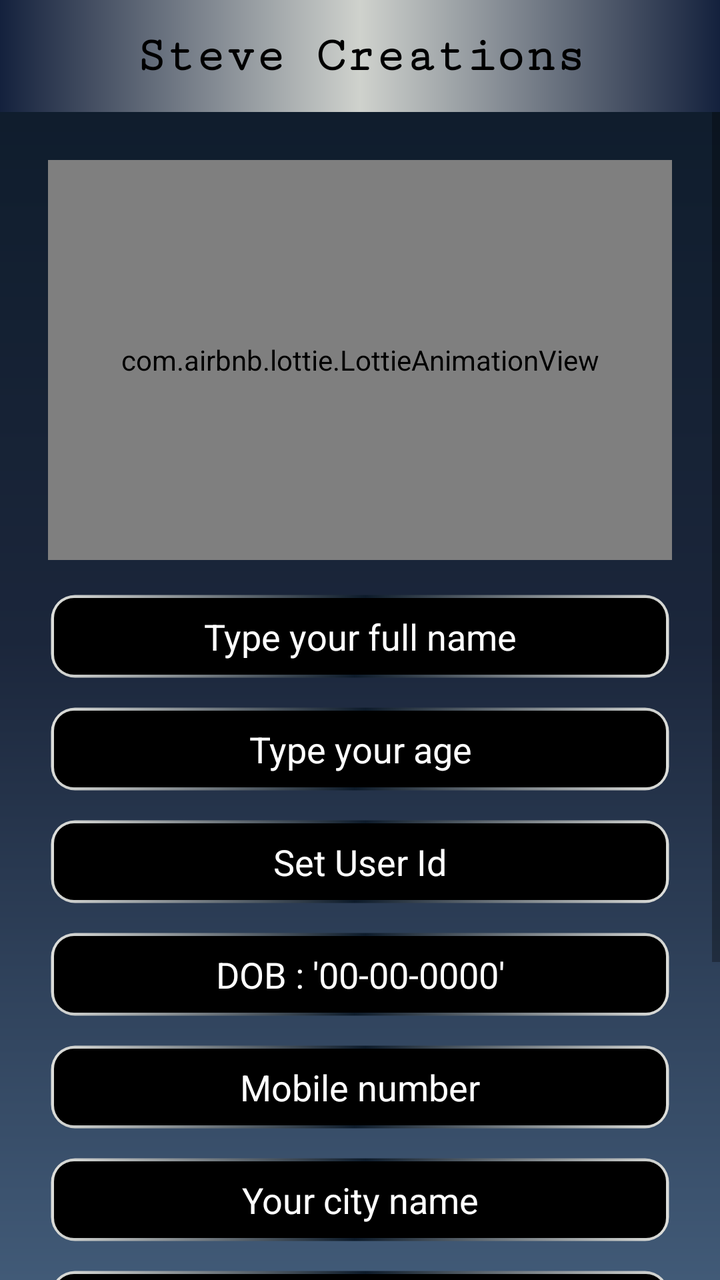
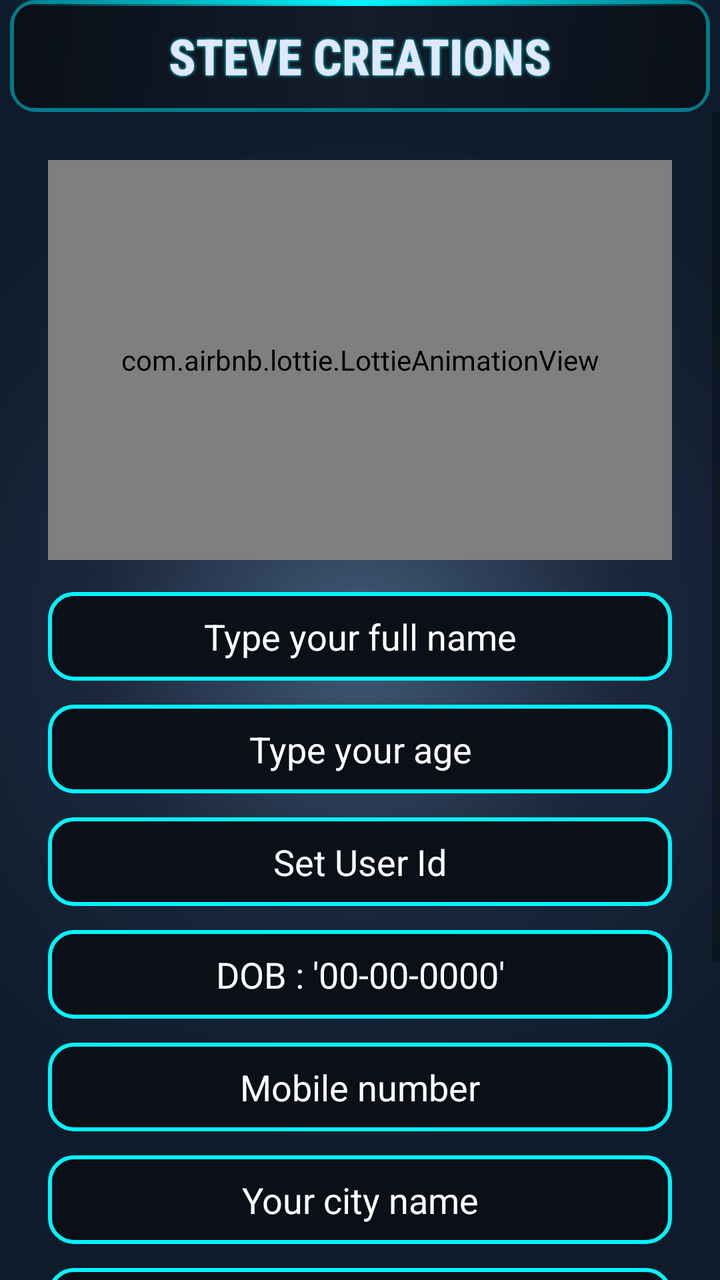

Compare the two renders of this Android layout. The source of the first and the diff that turns it into the second are given below.
<!-- AndroidManifest.xml: application theme Theme.TranslateAnyWhere -->
<!-- res/layout/activity_profile.xml -->
<?xml version="1.0" encoding="utf-8"?>
<androidx.constraintlayout.widget.ConstraintLayout
    xmlns:android="http://schemas.android.com/apk/res/android"
    xmlns:app="http://schemas.android.com/apk/res-auto"
    xmlns:tools="http://schemas.android.com/tools"
    android:id="@+id/main"
    android:layout_width="match_parent"
    android:layout_height="match_parent"
    android:background="@drawable/fadesbg"
    tools:context=".Profile"
    tools:ignore="HardcodedText">

    
    <androidx.appcompat.widget.Toolbar
        android:id="@+id/my_toolbar"
        android:layout_width="match_parent"
        android:layout_height="wrap_content"
        android:background="@drawable/heading"
        android:elevation="4dp"
        android:theme="@style/ThemeOverlay.AppCompat.Dark.ActionBar"
        android:popupTheme="@style/ThemeOverlay.AppCompat.Light"
        app:layout_constraintTop_toTopOf="parent">

        <TextView
            android:layout_width="wrap_content"
            android:layout_height="wrap_content"
            android:layout_gravity="center"
            android:fontFamily="serif-monospace"
            android:text="Steve Creations"
            android:textColor="@color/black"
            android:textSize="25sp"
            android:textStyle="bold"/>
    </androidx.appcompat.widget.Toolbar>

    
    <ScrollView
        android:layout_width="0dp"
        android:layout_height="0dp"
        android:fillViewport="true"
        app:layout_constraintTop_toBottomOf="@id/my_toolbar"
        app:layout_constraintBottom_toBottomOf="parent"
        app:layout_constraintStart_toStartOf="parent"
        app:layout_constraintEnd_toEndOf="parent">

        <LinearLayout
            android:layout_width="match_parent"
            android:layout_height="wrap_content"
            android:orientation="vertical"
            android:gravity="center_horizontal"
            android:padding="24dp">

            
            <com.airbnb.lottie.LottieAnimationView
                android:id="@+id/ProfileAnimation"
                android:layout_width="match_parent"
                android:layout_height="200dp"
                app:lottie_autoPlay="true"
                app:lottie_loop="true"
                app:lottie_rawRes="@raw/user" />

            
            <EditText
                android:id="@+id/name"
                android:layout_width="match_parent"
                android:layout_height="wrap_content"
                android:maxWidth="300dp"
                android:layout_marginTop="16dp"
                android:background="@drawable/coustum_scroll"
                android:textColor="@color/white"
                android:textColorHint="@color/white"
                android:gravity="center"
                android:hint="Type your full name"
                android:inputType="text"
                android:padding="10dp"
                style="@style/FormInput"/>

            <EditText
                android:id="@+id/age"
                android:layout_width="match_parent"
                android:layout_height="wrap_content"
                android:maxWidth="300dp"
                android:layout_marginTop="12dp"
                android:gravity="center"
                android:hint="Type your age"
                android:inputType="number"
                android:background="@drawable/coustum_scroll"
                android:textColor="@color/white"
                android:textColorHint="@color/white"
                android:padding="10dp"
                style="@style/FormInput"/>

            <EditText
                android:id="@+id/id"
                android:layout_width="match_parent"
                android:layout_height="wrap_content"
                android:maxWidth="300dp"
                android:layout_marginTop="12dp"
                android:gravity="center"
                android:hint="Set User Id"
                android:inputType="number"
                android:background="@drawable/coustum_scroll"
                android:textColor="@color/white"
                android:textColorHint="@color/white"
                android:padding="10dp"
                style="@style/FormInput"/>

            <EditText
                android:id="@+id/dob"
                android:layout_width="match_parent"
                android:layout_height="wrap_content"
                android:maxWidth="300dp"
                android:layout_marginTop="12dp"
                android:gravity="center"
                android:hint="DOB : '00-00-0000'"
                android:inputType="text"
                android:background="@drawable/coustum_scroll"
                android:textColor="@color/white"
                android:textColorHint="@color/white"
                android:padding="10dp"
                style="@style/FormInput"/>

            <EditText
                android:id="@+id/mobile"
                android:layout_width="match_parent"
                android:layout_height="wrap_content"
                android:maxWidth="300dp"
                android:layout_marginTop="12dp"
                android:gravity="center"
                android:hint="Mobile number"
                android:inputType="phone"
                android:background="@drawable/coustum_scroll"
                android:textColor="@color/white"
                android:textColorHint="@color/white"
                android:padding="10dp"
                style="@style/FormInput"/>

            <EditText
                android:id="@+id/location"
                android:layout_width="match_parent"
                android:layout_height="wrap_content"
                android:maxWidth="300dp"
                android:layout_marginTop="12dp"
                android:gravity="center"
                android:hint="Your city name"
                android:inputType="text"
                android:background="@drawable/coustum_scroll"
                android:textColor="@color/white"
                android:textColorHint="@color/white"
                android:padding="10dp"
                style="@style/FormInput"/>

            <EditText
                android:id="@+id/BloodGroup"
                android:layout_width="match_parent"
                android:layout_height="wrap_content"
                android:maxWidth="300dp"
                android:layout_marginTop="12dp"
                android:gravity="center"
                android:hint="Enter Blood group"
                android:inputType="text"
                android:background="@drawable/coustum_scroll"
                android:textColor="@color/white"
                android:textColorHint="@color/white"
                android:padding="10dp"
                style="@style/FormInput"/>

            
            <CheckBox
                android:id="@+id/bloodDonate"
                android:layout_width="wrap_content"
                android:layout_height="wrap_content"
                android:layout_marginTop="16dp"
                android:text="Agree to donate"
                android:textColor="@color/white"/>

            
            <Button
                android:id="@+id/save"
                android:layout_width="wrap_content"
                android:layout_height="wrap_content"
                android:layout_marginTop="24dp"
                android:background="@drawable/btnshape"
                android:text="Save"
                android:textColor="@color/black"/>

            <Button
                android:id="@+id/saveUser"
                android:layout_width="wrap_content"
                android:layout_height="wrap_content"
                android:layout_marginTop="16dp"
                android:background="@drawable/btnshape"
                android:text="Save"
                android:textColor="@color/white"
                android:visibility="gone"/>

            
            <TextView
                android:id="@+id/gologin"
                android:layout_width="wrap_content"
                android:layout_height="wrap_content"
                android:layout_marginTop="16dp"
                android:text="Already Have An Account? Log in"
                android:textColor="@color/white"
                android:textSize="15sp"/>

        </LinearLayout>
    </ScrollView>
</androidx.constraintlayout.widget.ConstraintLayout>
<!-- resources referenced by this layout -->
<resources>
  <color name="black">#FF000000</color>
  <color name="white">#FFFFFFFF</color>
  <!-- drawable btnshape (drawable) -->
  <shape xmlns:android="http://schemas.android.com/apk/res/android" android:shape="rectangle">
      <gradient android:startColor="#778da9"  android:endColor="#e0e1dd" android:angle="360"/>
      <corners android:radius="20dp"/>
  
  </shape>
  <!-- drawable coustum_scroll (drawable) -->
  <layer-list xmlns:android="http://schemas.android.com/apk/res/android">
  
      
      <item>
          <shape android:shape="rectangle">
              <stroke
                  android:width="3dp"
                  android:color="@android:color/transparent" />
  
              
              <gradient
                  android:angle="135"
                  android:startColor="#e0e1dd"
                  android:centerColor="#0d1b2a"
                  android:endColor="#e0e1dd"
                  android:type="linear" />
  
              <corners android:radius="12dp" />
          </shape>
      </item>
  
      
      <item android:left="3dp" android:top="3dp" android:right="3dp" android:bottom="3dp">
          <shape android:shape="rectangle">
              <solid android:color="#000000" /> 
              <corners android:radius="10dp" />
          </shape>
      </item>
  
  </layer-list>
  <!-- drawable fadesbg (drawable) -->
  <?xml version="1.0" encoding="utf-8"?>
  <shape xmlns:android="http://schemas.android.com/apk/res/android" android:shape="rectangle">
      <gradient
          android:startColor="#0d1b2a"
          android:centerColor="#1b263b"
  
          android:endColor="#415a77"
          android:angle="270"/>
  
  </shape>
  <!-- drawable heading (drawable) -->
  <layer-list xmlns:android="http://schemas.android.com/apk/res/android">
  
      
      <item>
          <shape android:shape="rectangle">
              <solid android:color="#001A1A1A" />
              <corners android:radius="8dp" />
              <stroke android:width="3dp" android:color="#00FFFF" />
          </shape>
      </item>
  
      
      <item android:left="3dp" android:top="3dp" android:right="3dp" android:bottom="3dp">
          <shape android:shape="rectangle">
              <gradient
                  android:angle="135"
                  android:startColor="#001A1A"
                  android:centerColor="#003333"
                  android:endColor="#000000"
                  android:type="linear" />
              <corners android:radius="6dp" />
          </shape>
      </item>
  
      
      <item android:top="0dp">
          <shape android:shape="rectangle">
              <gradient
                  android:angle="0"
                  android:startColor="#14213d"
                  android:centerColor="#cfd2cd"
                  android:endColor="#14213d"
                  android:type="linear" />
              <size android:height="6dp" />
          </shape>
      </item>
  
  </layer-list>
  <style name="FormInput">
              <item name="android:layout_width">350dp</item>
              <item name="android:layout_height">wrap_content</item>
              <item name="android:background">@drawable/edit_text</item>
              <item name="android:textColor">#4E342E</item>
              <item name="android:textColorHint">#4E342E</item>
              <item name="android:layout_marginTop">8dp</item>
          </style>
  <style name="Theme.TranslateAnyWhere" parent="Base.Theme.TranslateAnyWhere" />
  <!-- drawable edit_text (drawable) -->
  <?xml version="1.0" encoding="utf-8"?>
  <shape xmlns:android="http://schemas.android.com/apk/res/android" android:shape="rectangle">
      <solid android:color="#000000"/>
      <stroke android:width="2dp" android:color="#00F5FF"/>
      <corners android:radius="8dp"/>
  </shape>
  <style name="Base.Theme.TranslateAnyWhere" parent="Theme.AppCompat.DayNight.NoActionBar">
          
          
      </style>
</resources>

<!-- the commit's change to res/layout/activity_profile.xml (unified diff, before → after) -->
@@ -13,23 +13,31 @@
     
     <androidx.appcompat.widget.Toolbar
         android:id="@+id/my_toolbar"
-        android:layout_width="match_parent"
+        android:layout_width="350dp"
         android:layout_height="wrap_content"
         android:background="@drawable/heading"
         android:elevation="4dp"
+        android:popupTheme="@style/ThemeOverlay.AppCompat.Light"
         android:theme="@style/ThemeOverlay.AppCompat.Dark.ActionBar"
-        android:popupTheme="@style/ThemeOverlay.AppCompat.Light"
+        app:layout_constraintEnd_toEndOf="parent"
+        app:layout_constraintStart_toStartOf="parent"
         app:layout_constraintTop_toTopOf="parent">
 
         <TextView
             android:layout_width="wrap_content"
             android:layout_height="wrap_content"
             android:layout_gravity="center"
-            android:fontFamily="serif-monospace"
-            android:text="Steve Creations"
-            android:textColor="@color/black"
+            android:fontFamily="sans-serif-condensed-medium"
+            android:shadowColor="#00F5FF"
+            android:shadowDx="0"
+            android:shadowDy="0"
+            android:shadowRadius="4"
+            android:text="STEVE CREATIONS"
+
+            android:textAllCaps="true"
+            android:textColor="#E0E7FF"
             android:textSize="25sp"
-            android:textStyle="bold"/>
+            android:textStyle="bold" />
     </androidx.appcompat.widget.Toolbar>
 
     
@@ -65,7 +73,7 @@
                 android:layout_height="wrap_content"
                 android:maxWidth="300dp"
                 android:layout_marginTop="16dp"
-                android:background="@drawable/coustum_scroll"
+                android:background="@drawable/edit_text"
                 android:textColor="@color/white"
                 android:textColorHint="@color/white"
                 android:gravity="center"
@@ -83,7 +91,7 @@
                 android:gravity="center"
                 android:hint="Type your age"
                 android:inputType="number"
-                android:background="@drawable/coustum_scroll"
+                android:background="@drawable/edit_text"
                 android:textColor="@color/white"
                 android:textColorHint="@color/white"
                 android:padding="10dp"
@@ -98,7 +106,7 @@
                 android:gravity="center"
                 android:hint="Set User Id"
                 android:inputType="number"
-                android:background="@drawable/coustum_scroll"
+                android:background="@drawable/edit_text"
                 android:textColor="@color/white"
                 android:textColorHint="@color/white"
                 android:padding="10dp"
@@ -113,7 +121,7 @@
                 android:gravity="center"
                 android:hint="DOB : '00-00-0000'"
                 android:inputType="text"
-                android:background="@drawable/coustum_scroll"
+                android:background="@drawable/edit_text"
                 android:textColor="@color/white"
                 android:textColorHint="@color/white"
                 android:padding="10dp"
@@ -128,7 +136,7 @@
                 android:gravity="center"
                 android:hint="Mobile number"
                 android:inputType="phone"
-                android:background="@drawable/coustum_scroll"
+                android:background="@drawable/edit_text"
                 android:textColor="@color/white"
                 android:textColorHint="@color/white"
                 android:padding="10dp"
@@ -143,7 +151,7 @@
                 android:gravity="center"
                 android:hint="Your city name"
                 android:inputType="text"
-                android:background="@drawable/coustum_scroll"
+                android:background="@drawable/edit_text"
                 android:textColor="@color/white"
                 android:textColorHint="@color/white"
                 android:padding="10dp"
@@ -158,7 +166,7 @@
                 android:gravity="center"
                 android:hint="Enter Blood group"
                 android:inputType="text"
-                android:background="@drawable/coustum_scroll"
+                android:background="@drawable/edit_text"
                 android:textColor="@color/white"
                 android:textColorHint="@color/white"
                 android:padding="10dp"
@@ -181,7 +189,7 @@
                 android:layout_marginTop="24dp"
                 android:background="@drawable/btnshape"
                 android:text="Save"
-                android:textColor="@color/black"/>
+                android:textColor="@color/white"/>
 
             <Button
                 android:id="@+id/saveUser"
<!-- resource entries referenced after the edit -->
@@ -1,90 +1,62 @@
 <!-- resources referenced by this layout -->
 <resources>
-  <color name="black">#FF000000</color>
   <color name="white">#FFFFFFFF</color>
   <!-- drawable btnshape (drawable) -->
+  <?xml version="1.0" encoding="utf-8"?>
   <shape xmlns:android="http://schemas.android.com/apk/res/android" android:shape="rectangle">
-      <gradient android:startColor="#778da9"  android:endColor="#e0e1dd" android:angle="360"/>
-      <corners android:radius="20dp"/>
+      <solid android:color="#131C2A" />
   
+      <stroke
+          android:width="2dp"
+          android:color="#00F0FF" />
+  
+      <corners android:radius="12dp"/>
   </shape>
-  <!-- drawable coustum_scroll (drawable) -->
+  <!-- drawable fadesbg (drawable) -->
+  <?xml version="1.0" encoding="utf-8"?>
+  <shape xmlns:android="http://schemas.android.com/apk/res/android" android:shape="rectangle">
+      <gradient
+          android:gradientRadius="800"
+          android:centerX="0.5"
+          android:centerY="0.5"
+          android:startColor="#415A77"
+          android:centerColor="#1B263B"
+          android:endColor="#0D1B2A"
+          android:type="radial" />
+  </shape>
+  <!-- drawable heading (drawable) -->
+  <?xml version="1.0" encoding="utf-8"?>
   <layer-list xmlns:android="http://schemas.android.com/apk/res/android">
   
-      
       <item>
           <shape android:shape="rectangle">
-              <stroke
-                  android:width="3dp"
-                  android:color="@android:color/transparent" />
+              <solid android:color="@android:color/transparent" />
+              <corners android:radius="12dp" />
+              <stroke android:width="2dp" android:color="#007B8C" /> </shape>
+      </item>
   
-              
+      <item android:left="2dp" android:top="2dp" android:right="2dp" android:bottom="2dp">
+          <shape android:shape="rectangle">
               <gradient
                   android:angle="135"
-                  android:startColor="#e0e1dd"
-                  android:centerColor="#0d1b2a"
-                  android:endColor="#e0e1dd"
+                  android:startColor="#0A0F18"
+                  android:centerColor="#131C2A"
+                  android:endColor="#0A0F18"
                   android:type="linear" />
-  
-              <corners android:radius="12dp" />
-          </shape>
-      </item>
-  
-      
-      <item android:left="3dp" android:top="3dp" android:right="3dp" android:bottom="3dp">
-          <shape android:shape="rectangle">
-              <solid android:color="#000000" /> 
               <corners android:radius="10dp" />
           </shape>
       </item>
   
-  </layer-list>
-  <!-- drawable fadesbg (drawable) -->
-  <?xml version="1.0" encoding="utf-8"?>
-  <shape xmlns:android="http://schemas.android.com/apk/res/android" android:shape="rectangle">
-      <gradient
-          android:startColor="#0d1b2a"
-          android:centerColor="#1b263b"
-  
-          android:endColor="#415a77"
-          android:angle="270"/>
-  
-  </shape>
-  <!-- drawable heading (drawable) -->
-  <layer-list xmlns:android="http://schemas.android.com/apk/res/android">
-  
-      
-      <item>
-          <shape android:shape="rectangle">
-              <solid android:color="#001A1A1A" />
-              <corners android:radius="8dp" />
-              <stroke android:width="3dp" android:color="#00FFFF" />
-          </shape>
-      </item>
-  
-      
-      <item android:left="3dp" android:top="3dp" android:right="3dp" android:bottom="3dp">
-          <shape android:shape="rectangle">
-              <gradient
-                  android:angle="135"
-                  android:startColor="#001A1A"
-                  android:centerColor="#003333"
-                  android:endColor="#000000"
-                  android:type="linear" />
-              <corners android:radius="6dp" />
-          </shape>
-      </item>
-  
-      
-      <item android:top="0dp">
+      <item android:gravity="top">
           <shape android:shape="rectangle">
               <gradient
                   android:angle="0"
-                  android:startColor="#14213d"
-                  android:centerColor="#cfd2cd"
-                  android:endColor="#14213d"
+                  android:startColor="#000A0F18"
+                  android:centerColor="#00F5FF"
+                  android:endColor="#000A0F18"
                   android:type="linear" />
-              <size android:height="6dp" />
+              <size android:height="3dp" />
+              <corners android:topLeftRadius="12dp" android:topRightRadius="12dp" />
           </shape>
       </item>
   
@@ -101,9 +73,17 @@
   <!-- drawable edit_text (drawable) -->
   <?xml version="1.0" encoding="utf-8"?>
   <shape xmlns:android="http://schemas.android.com/apk/res/android" android:shape="rectangle">
-      <solid android:color="#000000"/>
+      <solid android:color="#0A0F18"/>
+  
       <stroke android:width="2dp" android:color="#00F5FF"/>
-      <corners android:radius="8dp"/>
+  
+      <corners android:radius="12dp"/>
+  
+      <padding
+          android:left="16dp"
+          android:top="12dp"
+          android:right="16dp"
+          android:bottom="12dp"/>
   </shape>
   <style name="Base.Theme.TranslateAnyWhere" parent="Theme.AppCompat.DayNight.NoActionBar">
           
